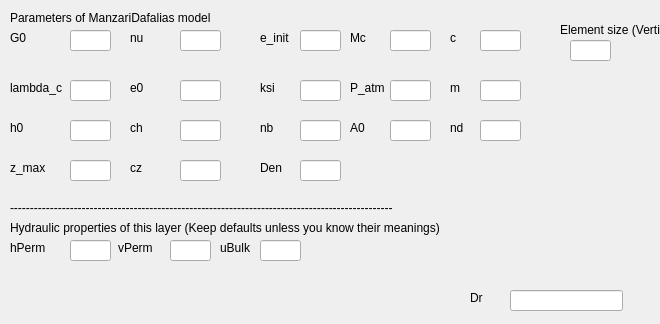
Old version of the form UI/ManzariDafalias.ui in the repository NHERI-SimCenter/s3hark.
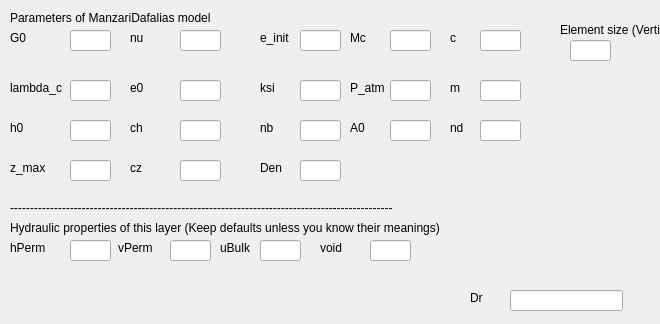
New version of the form.

Patch:
```diff
--- a/UI/ManzariDafalias.ui
+++ b/UI/ManzariDafalias.ui
@@ -581,6 +581,29 @@
     </rect>
    </property>
   </widget>
+  <widget class="QLineEdit" name="evoid">
+   <property name="geometry">
+    <rect>
+     <x>370</x>
+     <y>240</y>
+     <width>41</width>
+     <height>21</height>
+    </rect>
+   </property>
+  </widget>
+  <widget class="QLabel" name="evoid_2">
+   <property name="geometry">
+    <rect>
+     <x>320</x>
+     <y>240</y>
+     <width>41</width>
+     <height>16</height>
+    </rect>
+   </property>
+   <property name="text">
+    <string>void</string>
+   </property>
+  </widget>
  </widget>
  <resources/>
  <connections/>
```
